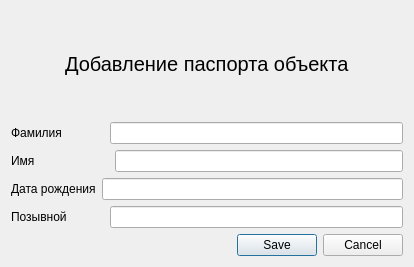
Before: the Qt Designer form src/dialogadddevice.ui in IlchenkoVasily/seye, drawn with Qt 5.
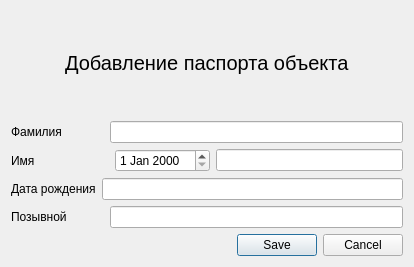
After: the same form once the commit is applied.

```diff
--- a/src/dialogadddevice.ui
+++ b/src/dialogadddevice.ui
@@ -126,6 +126,9 @@
        </property>
       </spacer>
      </item>
+     <item>
+      <widget class="QDateEdit" name="dateEdit"/>
+     </item>
      <item>
       <widget class="QLineEdit" name="firstname">
        <property name="text">
```
